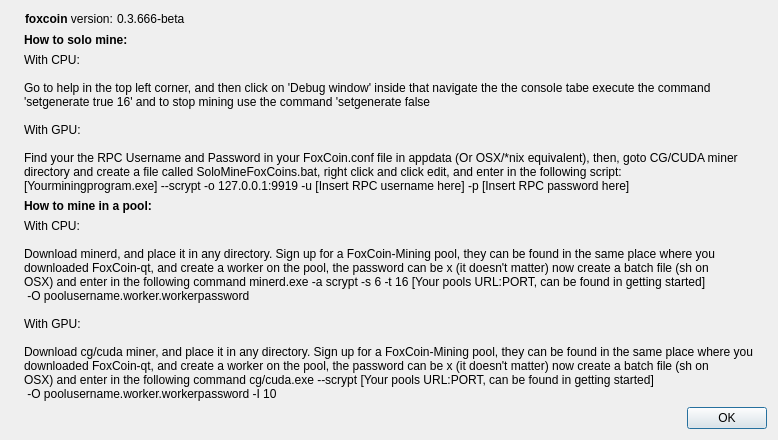
Qt form src/qt/forms/miningTutDialog.ui (plusevcoin/plusevcoin) before a commit.
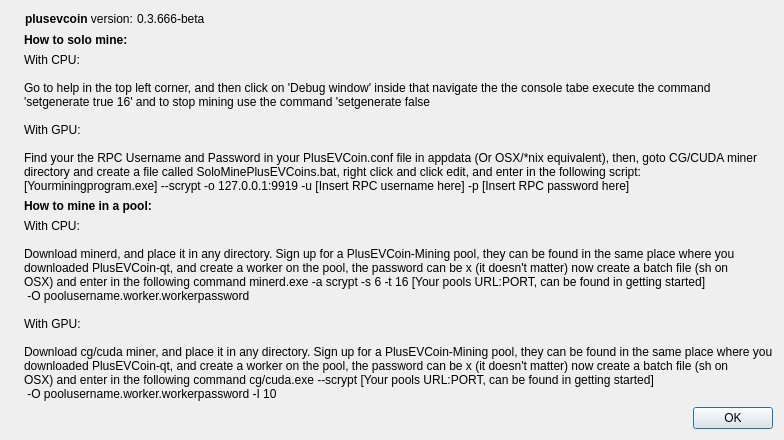
The same form after that commit. Icons and pictures are not drawn.

```diff
--- a/src/qt/forms/miningTutDialog.ui
+++ b/src/qt/forms/miningTutDialog.ui
@@ -65,7 +65,7 @@
            <cursorShape>IBeamCursor</cursorShape>
           </property>
           <property name="text">
-           <string>&lt;html&gt;&lt;head/&gt;&lt;body&gt;&lt;p&gt;&lt;span style=&quot; font-weight:600;&quot;&gt;foxcoin&lt;/span&gt; version: &lt;/p&gt;&lt;/body&gt;&lt;/html&gt;</string>
+           <string>&lt;html&gt;&lt;head/&gt;&lt;body&gt;&lt;p&gt;&lt;span style=&quot; font-weight:600;&quot;&gt;plusevcoin&lt;/span&gt; version: &lt;/p&gt;&lt;/body&gt;&lt;/html&gt;</string>
           </property>
           <property name="textInteractionFlags">
            <set>Qt::LinksAccessibleByMouse|Qt::TextSelectableByKeyboard|Qt::TextSelectableByMouse</set>
@@ -126,8 +126,8 @@
 
 With GPU:
 
-Find your the RPC Username and Password in your FoxCoin.conf file in appdata (Or OSX/*nix equivalent), then, goto CG/CUDA miner
-directory and create a file called SoloMineFoxCoins.bat, right click and click edit, and enter in the following script:
+Find your the RPC Username and Password in your PlusEVCoin.conf file in appdata (Or OSX/*nix equivalent), then, goto CG/CUDA miner
+directory and create a file called SoloMinePlusEVCoins.bat, right click and click edit, and enter in the following script:
 [Yourminingprogram.exe] --scrypt -o 127.0.0.1:9919 -u [Insert RPC username here] -p [Insert RPC password here]</string>
        </property>
        <property name="textInteractionFlags">
@@ -153,15 +153,15 @@
        <property name="text">
         <string>With CPU:
 
-Download minerd, and place it in any directory. Sign up for a FoxCoin-Mining pool, they can be found in the same place where you
-downloaded FoxCoin-qt, and create a worker on the pool, the password can be x (it doesn't matter) now create a batch file (sh on
+Download minerd, and place it in any directory. Sign up for a PlusEVCoin-Mining pool, they can be found in the same place where you
+downloaded PlusEVCoin-qt, and create a worker on the pool, the password can be x (it doesn't matter) now create a batch file (sh on
 OSX) and enter in the following command minerd.exe -a scrypt -s 6 -t 16 [Your pools URL:PORT, can be found in getting started]
  -O poolusername.worker.workerpassword
 
 With GPU:
 
-Download cg/cuda miner, and place it in any directory. Sign up for a FoxCoin-Mining pool, they can be found in the same place where you
-downloaded FoxCoin-qt, and create a worker on the pool, the password can be x (it doesn't matter) now create a batch file (sh on
+Download cg/cuda miner, and place it in any directory. Sign up for a PlusEVCoin-Mining pool, they can be found in the same place where you
+downloaded PlusEVCoin-qt, and create a worker on the pool, the password can be x (it doesn't matter) now create a batch file (sh on
 OSX) and enter in the following command cg/cuda.exe --scrypt [Your pools URL:PORT, can be found in getting started]
  -O poolusername.worker.workerpassword -I 10</string>
        </property>
```
Left out of the diff: 2 changed lines with no effect on the pictures.
